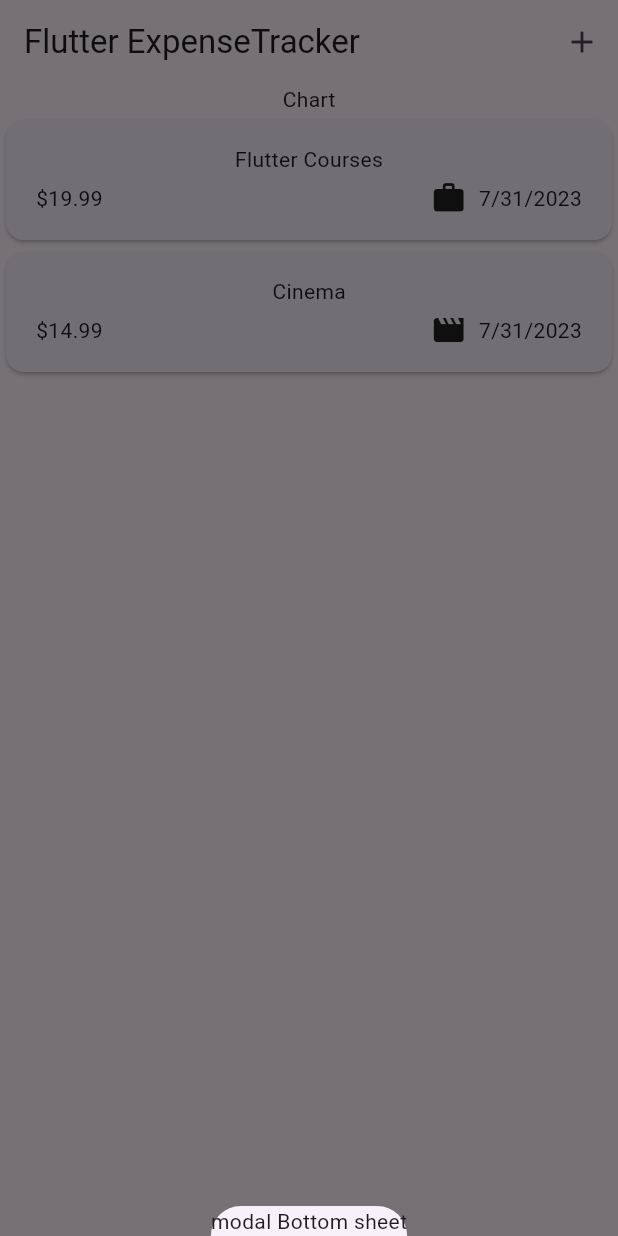
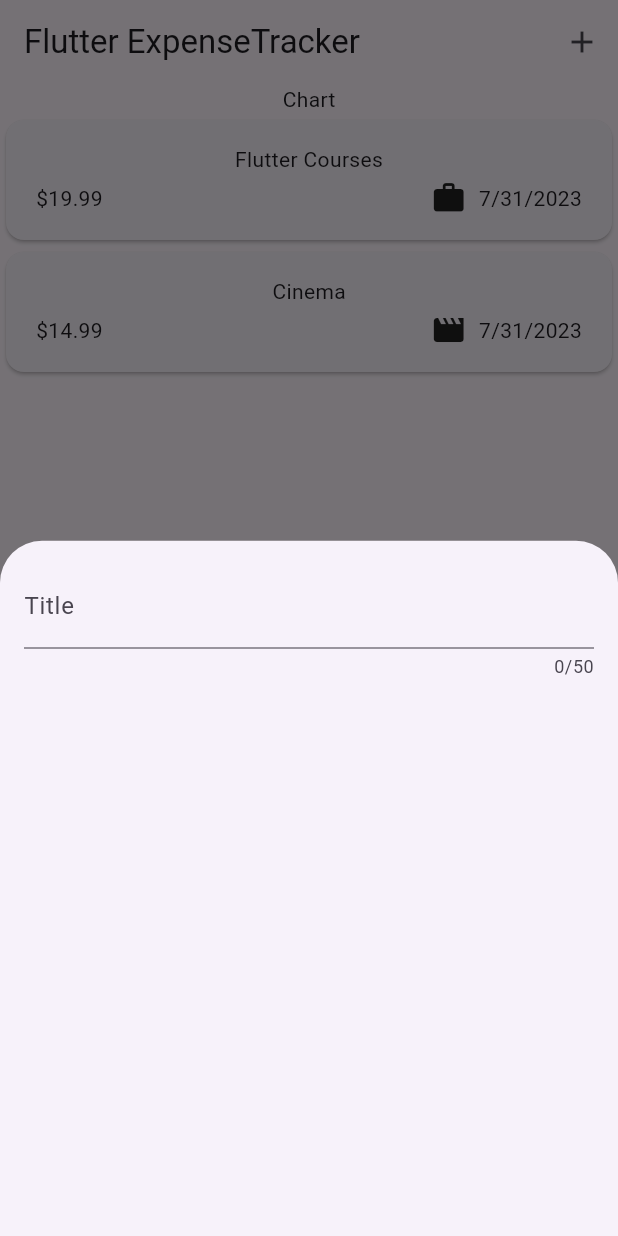
Before and after one commit to ElbertNatan/Flutter-expenses-app, a Flutter app: the screen it shows after launch, after a tap on the "add" icon, on a phone screen of 412 x 824 dp. Run offline on Flutter 3.47's test engine with Material 2 defaults, Android fonts, the phone set to English and light mode, and no system bars.

Commit message:
- criando modal de novo item

```diff
--- a/flutter_expenses_app/lib/widgets/expenses.dart
+++ b/flutter_expenses_app/lib/widgets/expenses.dart
@@ -3,6 +3,7 @@
 import 'package:flutter/material.dart';
 import 'package:futter_expenses_app/models/Expense.dart';
 import 'package:futter_expenses_app/widgets/expenses_list/expenses_list.dart';
+import 'package:futter_expenses_app/widgets/new_expense.dart';
 
 class Expenses extends StatefulWidget {
   const Expenses({super.key});
@@ -30,7 +31,7 @@
   void _openAddExpenseOverlay() {
     showModalBottomSheet(
       context: context,
-      builder: (ctx) => const Text('modal Bottom sheet'),
+      builder: (ctx) => const NewExpense(),
     );
   }
 
--- /dev/null
+++ b/flutter_expenses_app/lib/widgets/new_expense.dart
@@ -0,0 +1,29 @@
+import 'package:flutter/material.dart';
+
+class NewExpense extends StatefulWidget {
+  const NewExpense({super.key});
+
+  @override
+  State<NewExpense> createState() {
+    return _NewExpenseState();
+  }
+}
+
+class _NewExpenseState extends State<NewExpense> {
+  @override
+  Widget build(BuildContext context) {
+    return const Padding(
+      padding: EdgeInsets.all(16),
+      child: Column(
+        children: [
+          TextField(
+            maxLength: 50,
+            decoration: InputDecoration(
+              label: Text('Title'),
+            ),
+          ),
+        ],
+      ),
+    );
+  }
+}
```
